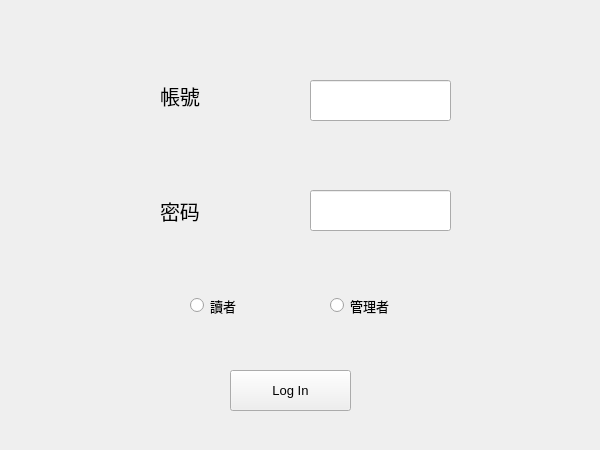
Old version of the form Library/widget.ui in the repository Konano/OOP-Library-Management-System.
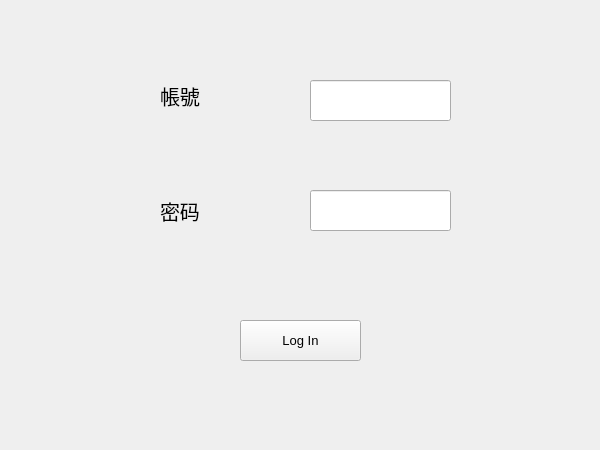
New version of the form.

The edit to the form file:
```diff
--- a/Library/widget.ui
+++ b/Library/widget.ui
@@ -68,48 +68,15 @@
      <height>41</height>
     </rect>
    </property>
-  </widget>
-  <widget class="QRadioButton" name="radioButton">
-   <property name="geometry">
-    <rect>
-     <x>190</x>
-     <y>280</y>
-     <width>121</width>
-     <height>51</height>
-    </rect>
-   </property>
-   <property name="font">
-    <font>
-     <pointsize>10</pointsize>
-    </font>
-   </property>
-   <property name="text">
-    <string>讀者</string>
-   </property>
-  </widget>
-  <widget class="QRadioButton" name="radioButton_2">
-   <property name="geometry">
-    <rect>
-     <x>330</x>
-     <y>280</y>
-     <width>161</width>
-     <height>51</height>
-    </rect>
-   </property>
-   <property name="font">
-    <font>
-     <pointsize>10</pointsize>
-    </font>
-   </property>
-   <property name="text">
-    <string>管理者</string>
+   <property name="echoMode">
+    <enum>QLineEdit::Password</enum>
    </property>
   </widget>
   <widget class="QPushButton" name="pushButton">
    <property name="geometry">
     <rect>
-     <x>230</x>
-     <y>370</y>
+     <x>240</x>
+     <y>320</y>
      <width>121</width>
      <height>41</height>
     </rect>
```
